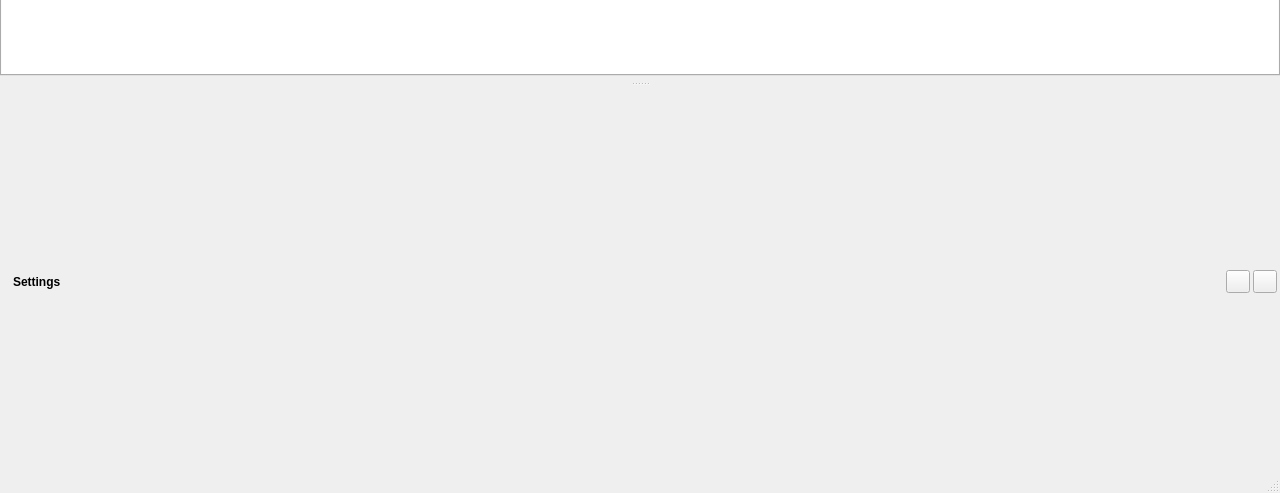
RxLaboratory/DuME, file src/UI/mainwindow.ui: the form before one commit; both pictures show x 0 to 1280 and y 407 to 900 of the 1280 by 900 pixel window.
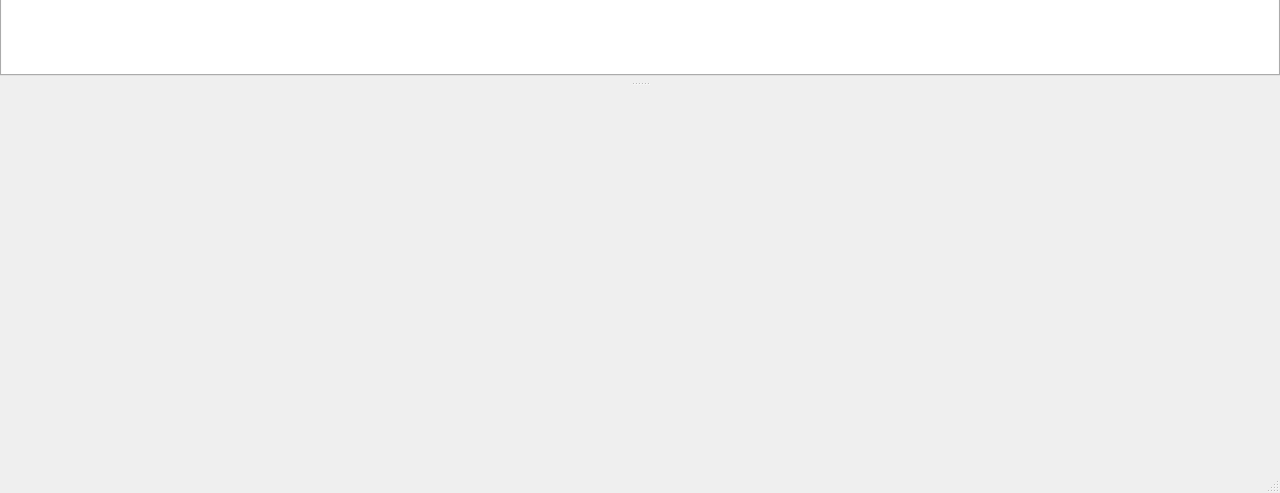
The form after the commit. The open tabs and pages were chosen to show the change. Icons and pictures are not drawn.

Commit message: LUT tools

What changed in the file:
```diff
--- a/src/UI/mainwindow.ui
+++ b/src/UI/mainwindow.ui
@@ -638,81 +638,6 @@
          <property name="bottomMargin">
           <number>0</number>
          </property>
-         <item>
-          <widget class="QWidget" name="titleWidget" native="true">
-           <layout class="QHBoxLayout" name="horizontalLayout_5">
-            <property name="spacing">
-             <number>3</number>
-            </property>
-            <property name="leftMargin">
-             <number>13</number>
-            </property>
-            <property name="topMargin">
-             <number>3</number>
-            </property>
-            <property name="rightMargin">
-             <number>3</number>
-            </property>
-            <property name="bottomMargin">
-             <number>3</number>
-            </property>
-            <item>
-             <widget class="QLabel" name="label_3">
-              <property name="font">
-               <font>
-                <weight>75</weight>
-                <bold>true</bold>
-               </font>
-              </property>
-              <property name="text">
-               <string>Settings</string>
-              </property>
-             </widget>
-            </item>
-            <item>
-             <spacer name="horizontalSpacer_5">
-              <property name="orientation">
-               <enum>Qt::Horizontal</enum>
-              </property>
-              <property name="sizeHint" stdset="0">
-               <size>
-                <width>747</width>
-                <height>20</height>
-               </size>
-              </property>
-             </spacer>
-            </item>
-            <item>
-             <widget class="QToolButton" name="duqf_reinitSettingsButton">
-              <property name="toolTip">
-               <string>Reset all settings to default values</string>
-              </property>
-              <property name="text">
-               <string/>
-              </property>
-              <property name="icon">
-               <iconset resource="../duqf_resources.qrc">
-                <normaloff>:/icons/reinit</normaloff>:/icons/reinit</iconset>
-              </property>
-             </widget>
-            </item>
-            <item>
-             <widget class="QToolButton" name="duqf_closeSettingsButton">
-              <property name="toolTip">
-               <string>Close settings</string>
-              </property>
-              <property name="text">
-               <string/>
-              </property>
-              <property name="icon">
-               <iconset resource="../duqf_resources.qrc">
-                <normaloff>:/icons/close</normaloff>:/icons/close</iconset>
-              </property>
-             </widget>
-            </item>
-           </layout>
-          </widget>
-         </item>
         </layout>
        </widget>
       </widget>
```
Left out of the diff: 38 changed lines with no effect on the pictures. The commit also changes 43 other files.
